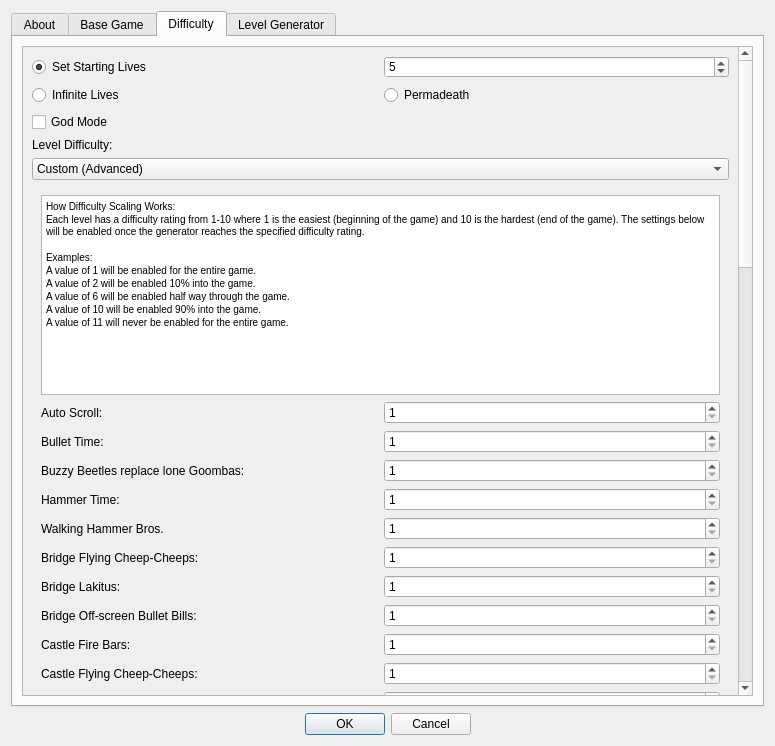
Before: the Qt Designer form SMB1/SMB1_Compliance_To_SMB1/Configure_Settings_Form.ui in Coolcord/Level-Headed, drawn with Qt 5.
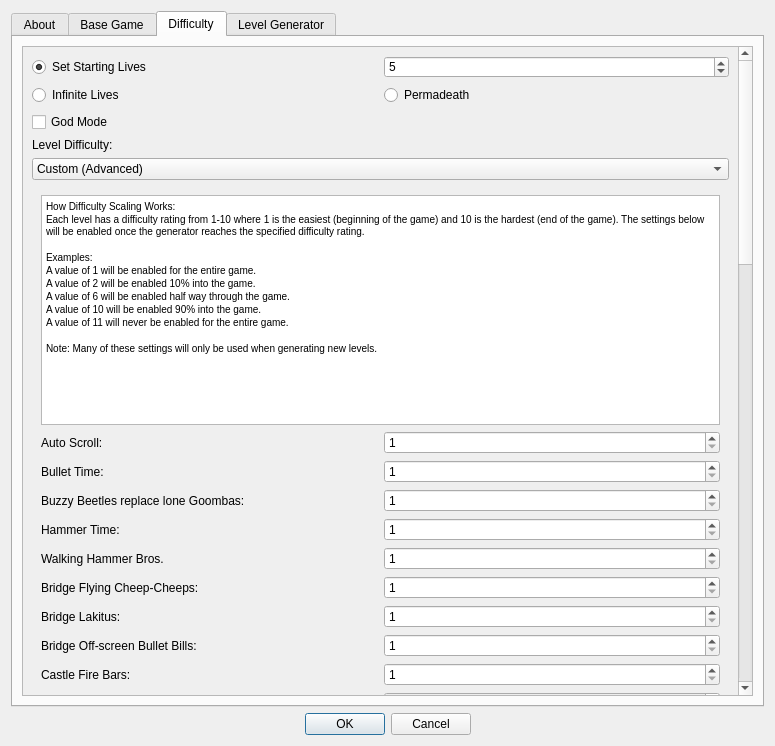
After: the same form once the commit is applied. The open tabs and pages were chosen to show the change.

Commit message: Difficulties that do nothing when using level scripts are now disabled when level scripts are specified

```diff
--- a/SMB1/SMB1_Compliance_To_SMB1/Configure_Settings_Form.ui
+++ b/SMB1/SMB1_Compliance_To_SMB1/Configure_Settings_Form.ui
@@ -822,7 +822,7 @@
             <x>0</x>
             <y>0</y>
             <width>708</width>
-            <height>2256</height>
+            <height>2286</height>
            </rect>
           </property>
           <layout class="QVBoxLayout" name="verticalLayout_3">
@@ -1068,7 +1068,7 @@
                   <property name="minimumSize">
                    <size>
                     <width>0</width>
-                    <height>200</height>
+                    <height>230</height>
                    </size>
                   </property>
                   <property name="html">
@@ -1084,7 +1084,9 @@
 &lt;p style=&quot; margin-top:0px; margin-bottom:0px; margin-left:0px; margin-right:0px; -qt-block-indent:0; text-indent:0px;&quot;&gt;&lt;span style=&quot; font-family:'MS Shell Dlg 2';&quot;&gt;A value of 2 will be enabled 10% into the game.&lt;/span&gt;&lt;/p&gt;
 &lt;p style=&quot; margin-top:0px; margin-bottom:0px; margin-left:0px; margin-right:0px; -qt-block-indent:0; text-indent:0px;&quot;&gt;&lt;span style=&quot; font-family:'MS Shell Dlg 2';&quot;&gt;A value of 6 will be enabled half way through the game.&lt;/span&gt;&lt;/p&gt;
 &lt;p style=&quot; margin-top:0px; margin-bottom:0px; margin-left:0px; margin-right:0px; -qt-block-indent:0; text-indent:0px;&quot;&gt;&lt;span style=&quot; font-family:'MS Shell Dlg 2';&quot;&gt;A value of 10 will be enabled 90% into the game.&lt;/span&gt;&lt;/p&gt;
-&lt;p style=&quot; margin-top:0px; margin-bottom:0px; margin-left:0px; margin-right:0px; -qt-block-indent:0; text-indent:0px;&quot;&gt;&lt;span style=&quot; font-family:'MS Shell Dlg 2';&quot;&gt;A value of 11 will never be enabled for the entire game.&lt;/span&gt;&lt;/p&gt;&lt;/body&gt;&lt;/html&gt;</string>
+&lt;p style=&quot; margin-top:0px; margin-bottom:0px; margin-left:0px; margin-right:0px; -qt-block-indent:0; text-indent:0px;&quot;&gt;&lt;span style=&quot; font-family:'MS Shell Dlg 2';&quot;&gt;A value of 11 will never be enabled for the entire game.&lt;/span&gt;&lt;/p&gt;
+&lt;p style=&quot;-qt-paragraph-type:empty; margin-top:0px; margin-bottom:0px; margin-left:0px; margin-right:0px; -qt-block-indent:0; text-indent:0px; font-family:'MS Shell Dlg 2';&quot;&gt;&lt;br /&gt;&lt;/p&gt;
+&lt;p style=&quot; margin-top:0px; margin-bottom:0px; margin-left:0px; margin-right:0px; -qt-block-indent:0; text-indent:0px;&quot;&gt;&lt;span style=&quot; font-family:'MS Shell Dlg 2';&quot;&gt;Note: Many of these settings will only be used when generating new levels.&lt;/span&gt;&lt;/p&gt;&lt;/body&gt;&lt;/html&gt;</string>
                   </property>
                  </widget>
                 </item>
```
The commit also changes 6 other files.
